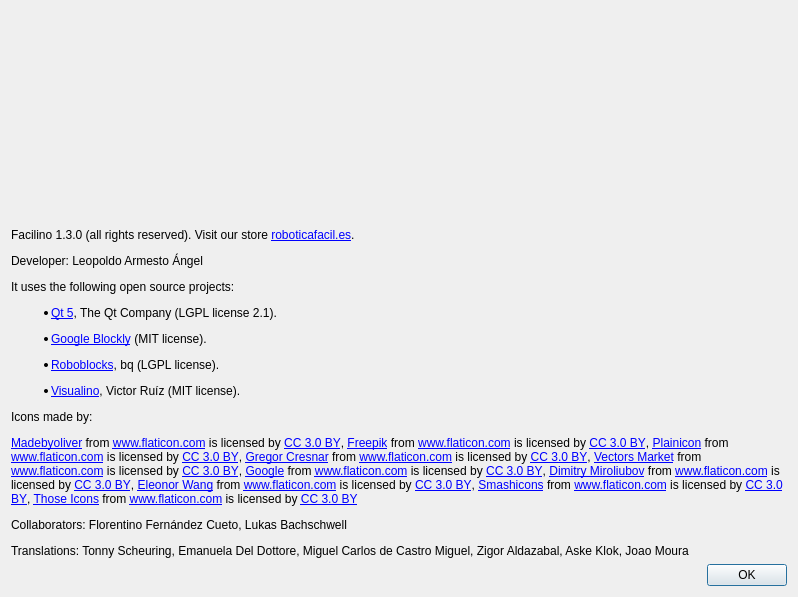
Qt form src/aboutdialog.ui (roboticafacil/facilino) before a commit.
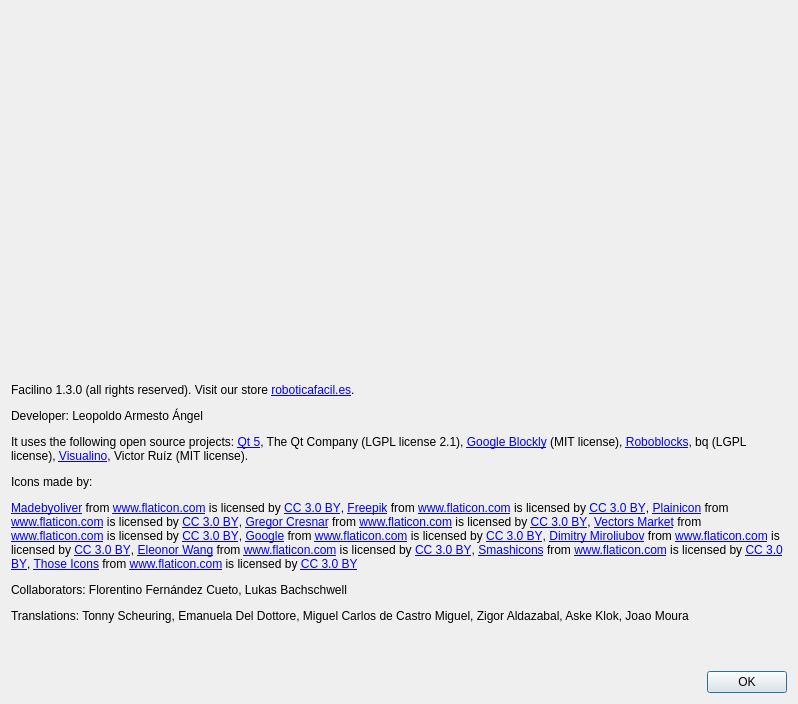
The same form after that commit. Icons and pictures are not drawn.

Commit message: modified:   src/aboutdialog.ui 	modified:   ts/facilino_ca-es.ts 	modified:   ts/facilino_es-es.ts

Patch:
```diff
--- a/src/aboutdialog.ui
+++ b/src/aboutdialog.ui
@@ -7,7 +7,7 @@
     <x>0</x>
     <y>0</y>
     <width>798</width>
-    <height>597</height>
+    <height>704</height>
    </rect>
   </property>
   <property name="windowTitle">
@@ -39,7 +39,7 @@
    <item>
     <widget class="QLabel" name="label_4">
      <property name="text">
-      <string>&lt;html&gt;&lt;head/&gt;&lt;body&gt;&lt;p&gt;Facilino 1.3.0 (all rights reserved). Visit our store &lt;a href=&quot;https://roboticafacil.es&quot;&gt;&lt;span style=&quot; text-decoration: underline; color:#0000ff;&quot;&gt;roboticafacil.es&lt;/span&gt;&lt;/a&gt;.&lt;/p&gt;&lt;p&gt;Developer: Leopoldo Armesto Ángel&lt;/p&gt;&lt;p&gt;It uses the following open source projects:&lt;/p&gt;&lt;ul style=&quot;margin-top: 0px; margin-bottom: 0px; margin-left: 0px; margin-right: 0px; -qt-list-indent: 1;&quot;&gt;&lt;li style=&quot; margin-top:12px; margin-bottom:0px; margin-left:0px; margin-right:0px; -qt-block-indent:0; text-indent:0px;&quot;&gt;&lt;a href=&quot;http://www.qt.io/&quot;&gt;&lt;span style=&quot; text-decoration: underline; color:#0000ff;&quot;&gt;Qt 5&lt;/span&gt;&lt;/a&gt;, The Qt Company (LGPL license 2.1).&lt;/li&gt;&lt;li style=&quot; margin-top:12px; margin-bottom:0px; margin-left:0px; margin-right:0px; -qt-block-indent:0; text-indent:0px;&quot;&gt;&lt;a href=&quot;https://developers.google.com/blockly/&quot;&gt;&lt;span style=&quot; text-decoration: underline; color:#0000ff;&quot;&gt;Google Blockly&lt;/span&gt;&lt;/a&gt; (MIT license).&lt;/li&gt;&lt;li style=&quot; margin-top:12px; margin-bottom:0px; margin-left:0px; margin-right:0px; -qt-block-indent:0; text-indent:0px;&quot;&gt;&lt;a href=&quot;https://github.com/bq/roboblocks&quot;&gt;&lt;span style=&quot; text-decoration: underline; color:#0000ff;&quot;&gt;Roboblocks&lt;/span&gt;&lt;/a&gt;, bq (LGPL license).&lt;/li&gt;&lt;li style=&quot; margin-top:12px; margin-bottom:0px; margin-left:0px; margin-right:0px; -qt-block-indent:0; text-indent:0px;&quot;&gt;&lt;a href=&quot;http://visualino.net&quot;&gt;&lt;span style=&quot; text-decoration: underline; color:#0000ff;&quot;&gt;Visualino&lt;/span&gt;&lt;/a&gt;, Victor Ruíz (MIT license).&lt;/li&gt;&lt;/ul&gt;&lt;p&gt;Icons made by:&lt;/p&gt;&lt;p&gt;&lt;a href=&quot; http://www.flaticon.com/authors/madebyoliver&quot;&gt;&lt;span style=&quot; text-decoration: underline; color:#0000ff;&quot;&gt;Madebyoliver&lt;/span&gt;&lt;/a&gt; from &lt;a href=&quot; http://www.flaticon.com&quot;&gt;&lt;span style=&quot; text-decoration: underline; color:#0000ff;&quot;&gt;www.flaticon.com&lt;/span&gt;&lt;/a&gt; is licensed by &lt;a href=&quot;http://creativecommons.org/licenses/by/3.0/&quot;&gt;&lt;span style=&quot; text-decoration: underline; color:#0000ff;&quot;&gt;CC 3.0 BY&lt;/span&gt;&lt;/a&gt;, &lt;a href=&quot;http://www.freepik.com&quot;&gt;&lt;span style=&quot; text-decoration: underline; color:#0000ff;&quot;&gt;Freepik&lt;/span&gt;&lt;/a&gt; from &lt;a href=&quot; http://www.flaticon.com&quot;&gt;&lt;span style=&quot; text-decoration: underline; color:#0000ff;&quot;&gt;www.flaticon.com&lt;/span&gt;&lt;/a&gt; is licensed by &lt;a href=&quot;http://creativecommons.org/licenses/by/3.0/&quot;&gt;&lt;span style=&quot; text-decoration: underline; color:#0000ff;&quot;&gt;CC 3.0 BY&lt;/span&gt;&lt;/a&gt;, &lt;a href=&quot;http://www.flaticon.com/authors/plainicon&quot;&gt;&lt;span style=&quot; text-decoration: underline; color:#0000ff;&quot;&gt;Plainicon&lt;/span&gt;&lt;/a&gt; from &lt;a href=&quot; http://www.flaticon.com&quot;&gt;&lt;span style=&quot; text-decoration: underline; color:#0000ff;&quot;&gt;www.flaticon.com&lt;/span&gt;&lt;/a&gt; is licensed by &lt;a href=&quot;http://creativecommons.org/licenses/by/3.0/&quot;&gt;&lt;span style=&quot; text-decoration: underline; color:#0000ff;&quot;&gt;CC 3.0 BY&lt;/span&gt;&lt;/a&gt;, &lt;a href=&quot;http://www.flaticon.com/authors/gregor-cresnar&quot;&gt;&lt;span style=&quot; text-decoration: underline; color:#0000ff;&quot;&gt;Gregor Cresnar&lt;/span&gt;&lt;/a&gt; from &lt;a href=&quot; http://www.flaticon.com&quot;&gt;&lt;span style=&quot; text-decoration: underline; color:#0000ff;&quot;&gt;www.flaticon.com&lt;/span&gt;&lt;/a&gt; is licensed by &lt;a href=&quot;http://creativecommons.org/licenses/by/3.0/&quot;&gt;&lt;span style=&quot; text-decoration: underline; color:#0000ff;&quot;&gt;CC 3.0 BY&lt;/span&gt;&lt;/a&gt;, &lt;a href=&quot;http://www.flaticon.com/authors/vectors-market&quot;&gt;&lt;span style=&quot; text-decoration: underline; color:#0000ff;&quot;&gt;Vectors Market&lt;/span&gt;&lt;/a&gt; from &lt;a href=&quot; http://www.flaticon.com&quot;&gt;&lt;span style=&quot; text-decoration: underline; color:#0000ff;&quot;&gt;www.flaticon.com&lt;/span&gt;&lt;/a&gt; is licensed by &lt;a href=&quot;http://creativecommons.org/licenses/by/3.0/&quot;&gt;&lt;span style=&quot; text-decoration: underline; color:#0000ff;&quot;&gt;CC 3.0 BY&lt;/span&gt;&lt;/a&gt;, &lt;a href=&quot; http://www.flaticon.com/authors/google&quot;&gt;&lt;span style=&quot; text-decoration: underline; color:#0000ff;&quot;&gt;Google&lt;/span&gt;&lt;/a&gt; from &lt;a href=&quot; http://www.flaticon.com&quot;&gt;&lt;span style=&quot; text-decoration: underline; color:#0000ff;&quot;&gt;www.flaticon.com&lt;/span&gt;&lt;/a&gt; is licensed by &lt;a href=&quot;http://creativecommons.org/licenses/by/3.0/&quot;&gt;&lt;span style=&quot; text-decoration: underline; color:#0000ff;&quot;&gt;CC 3.0 BY&lt;/span&gt;&lt;/a&gt;, &lt;a href=&quot;http://www.flaticon.com/authors/dimitry-miroliubov&quot;&gt;&lt;span style=&quot; text-decoration: underline; color:#0000ff;&quot;&gt;Dimitry Miroliubov&lt;/span&gt;&lt;/a&gt; from &lt;a href=&quot;http://www.flaticon.com&quot;&gt;&lt;span style=&quot; text-decoration: underline; color:#0000ff;&quot;&gt;www.flaticon.com&lt;/span&gt;&lt;/a&gt; is licensed by &lt;a href=&quot;http://creativecommons.org/licenses/by/3.0/&quot;&gt;&lt;span style=&quot; text-decoration: underline; color:#0000ff;&quot;&gt;CC 3.0 BY&lt;/span&gt;&lt;/a&gt;, &lt;a href=&quot; https://www.flaticon.com/authors/eleonor-wang&quot;&gt;&lt;span style=&quot; text-decoration: underline; color:#0000ff;&quot;&gt;Eleonor Wang&lt;/span&gt;&lt;/a&gt; from &lt;a href=&quot;http://www.flaticon.com&quot;&gt;&lt;span style=&quot; text-decoration: underline; color:#0000ff;&quot;&gt;www.flaticon.com&lt;/span&gt;&lt;/a&gt; is licensed by &lt;a href=&quot;http://creativecommons.org/licenses/by/3.0/&quot;&gt;&lt;span style=&quot; text-decoration: underline; color:#0000ff;&quot;&gt;CC 3.0 BY&lt;/span&gt;&lt;/a&gt;, &lt;a href=&quot;https://www.flaticon.com/authors/smashicons&quot;&gt;&lt;span style=&quot; text-decoration: underline; color:#0000ff;&quot;&gt;Smashicons&lt;/span&gt;&lt;/a&gt; from &lt;a href=&quot;http://www.flaticon.com&quot;&gt;&lt;span style=&quot; text-decoration: underline; color:#0000ff;&quot;&gt;www.flaticon.com&lt;/span&gt;&lt;/a&gt; is licensed by &lt;a href=&quot;http://creativecommons.org/licenses/by/3.0/&quot;&gt;&lt;span style=&quot; text-decoration: underline; color:#0000ff;&quot;&gt;CC 3.0 BY&lt;/span&gt;&lt;/a&gt;, &lt;a href=&quot;https://www.flaticon.com/authors/those-icons&quot;&gt;&lt;span style=&quot; text-decoration: underline; color:#0000ff;&quot;&gt;Those Icons&lt;/span&gt;&lt;/a&gt; from &lt;a href=&quot;http://www.flaticon.com&quot;&gt;&lt;span style=&quot; text-decoration: underline; color:#0000ff;&quot;&gt;www.flaticon.com&lt;/span&gt;&lt;/a&gt; is licensed by &lt;a href=&quot;http://creativecommons.org/licenses/by/3.0/&quot;&gt;&lt;span style=&quot; text-decoration: underline; color:#0000ff;&quot;&gt;CC 3.0 BY&lt;/span&gt;&lt;/a&gt;&lt;/p&gt;&lt;p&gt;Collaborators: Florentino Fernández Cueto, Lukas Bachschwell&lt;/p&gt;&lt;p&gt;Translations: Tonny Scheuring, Emanuela Del Dottore, Miguel Carlos de Castro Miguel, Zigor Aldazabal, Aske Klok, Joao Moura&lt;/p&gt;&lt;/body&gt;&lt;/html&gt;</string>
+      <string>&lt;html&gt;&lt;head/&gt;&lt;body&gt;&lt;p&gt;Facilino 1.3.0 (all rights reserved). Visit our store &lt;a href=&quot;https://roboticafacil.es&quot;&gt;&lt;span style=&quot; text-decoration: underline; color:#0000ff;&quot;&gt;roboticafacil.es&lt;/span&gt;&lt;/a&gt;.&lt;/p&gt;&lt;p&gt;Developer: Leopoldo Armesto Ángel&lt;/p&gt;&lt;p&gt;It uses the following open source projects: &lt;a href=&quot;http://www.qt.io/&quot;&gt;&lt;span style=&quot; text-decoration: underline; color:#0000ff;&quot;&gt;Qt 5&lt;/span&gt;&lt;/a&gt;, The Qt Company (LGPL license 2.1), &lt;a href=&quot;https://developers.google.com/blockly/&quot;&gt;&lt;span style=&quot; text-decoration: underline; color:#0000ff;&quot;&gt;Google Blockly&lt;/span&gt;&lt;/a&gt; (MIT license), &lt;a href=&quot;https://github.com/bq/roboblocks&quot;&gt;&lt;span style=&quot; text-decoration: underline; color:#0000ff;&quot;&gt;Roboblocks&lt;/span&gt;&lt;/a&gt;, bq (LGPL license), &lt;a href=&quot;http://visualino.net&quot;&gt;&lt;span style=&quot; text-decoration: underline; color:#0000ff;&quot;&gt;Visualino&lt;/span&gt;&lt;/a&gt;, Victor Ruíz (MIT license).&lt;/p&gt;&lt;p&gt;Icons made by:&lt;/p&gt;&lt;p&gt;&lt;a href=&quot; http://www.flaticon.com/authors/madebyoliver&quot;&gt;&lt;span style=&quot; text-decoration: underline; color:#0000ff;&quot;&gt;Madebyoliver&lt;/span&gt;&lt;/a&gt; from &lt;a href=&quot; http://www.flaticon.com&quot;&gt;&lt;span style=&quot; text-decoration: underline; color:#0000ff;&quot;&gt;www.flaticon.com&lt;/span&gt;&lt;/a&gt; is licensed by &lt;a href=&quot;http://creativecommons.org/licenses/by/3.0/&quot;&gt;&lt;span style=&quot; text-decoration: underline; color:#0000ff;&quot;&gt;CC 3.0 BY&lt;/span&gt;&lt;/a&gt;, &lt;a href=&quot;http://www.freepik.com&quot;&gt;&lt;span style=&quot; text-decoration: underline; color:#0000ff;&quot;&gt;Freepik&lt;/span&gt;&lt;/a&gt; from &lt;a href=&quot; http://www.flaticon.com&quot;&gt;&lt;span style=&quot; text-decoration: underline; color:#0000ff;&quot;&gt;www.flaticon.com&lt;/span&gt;&lt;/a&gt; is licensed by &lt;a href=&quot;http://creativecommons.org/licenses/by/3.0/&quot;&gt;&lt;span style=&quot; text-decoration: underline; color:#0000ff;&quot;&gt;CC 3.0 BY&lt;/span&gt;&lt;/a&gt;, &lt;a href=&quot;http://www.flaticon.com/authors/plainicon&quot;&gt;&lt;span style=&quot; text-decoration: underline; color:#0000ff;&quot;&gt;Plainicon&lt;/span&gt;&lt;/a&gt; from &lt;a href=&quot; http://www.flaticon.com&quot;&gt;&lt;span style=&quot; text-decoration: underline; color:#0000ff;&quot;&gt;www.flaticon.com&lt;/span&gt;&lt;/a&gt; is licensed by &lt;a href=&quot;http://creativecommons.org/licenses/by/3.0/&quot;&gt;&lt;span style=&quot; text-decoration: underline; color:#0000ff;&quot;&gt;CC 3.0 BY&lt;/span&gt;&lt;/a&gt;, &lt;a href=&quot;http://www.flaticon.com/authors/gregor-cresnar&quot;&gt;&lt;span style=&quot; text-decoration: underline; color:#0000ff;&quot;&gt;Gregor Cresnar&lt;/span&gt;&lt;/a&gt; from &lt;a href=&quot; http://www.flaticon.com&quot;&gt;&lt;span style=&quot; text-decoration: underline; color:#0000ff;&quot;&gt;www.flaticon.com&lt;/span&gt;&lt;/a&gt; is licensed by &lt;a href=&quot;http://creativecommons.org/licenses/by/3.0/&quot;&gt;&lt;span style=&quot; text-decoration: underline; color:#0000ff;&quot;&gt;CC 3.0 BY&lt;/span&gt;&lt;/a&gt;, &lt;a href=&quot;http://www.flaticon.com/authors/vectors-market&quot;&gt;&lt;span style=&quot; text-decoration: underline; color:#0000ff;&quot;&gt;Vectors Market&lt;/span&gt;&lt;/a&gt; from &lt;a href=&quot; http://www.flaticon.com&quot;&gt;&lt;span style=&quot; text-decoration: underline; color:#0000ff;&quot;&gt;www.flaticon.com&lt;/span&gt;&lt;/a&gt; is licensed by &lt;a href=&quot;http://creativecommons.org/licenses/by/3.0/&quot;&gt;&lt;span style=&quot; text-decoration: underline; color:#0000ff;&quot;&gt;CC 3.0 BY&lt;/span&gt;&lt;/a&gt;, &lt;a href=&quot; http://www.flaticon.com/authors/google&quot;&gt;&lt;span style=&quot; text-decoration: underline; color:#0000ff;&quot;&gt;Google&lt;/span&gt;&lt;/a&gt; from &lt;a href=&quot; http://www.flaticon.com&quot;&gt;&lt;span style=&quot; text-decoration: underline; color:#0000ff;&quot;&gt;www.flaticon.com&lt;/span&gt;&lt;/a&gt; is licensed by &lt;a href=&quot;http://creativecommons.org/licenses/by/3.0/&quot;&gt;&lt;span style=&quot; text-decoration: underline; color:#0000ff;&quot;&gt;CC 3.0 BY&lt;/span&gt;&lt;/a&gt;, &lt;a href=&quot;http://www.flaticon.com/authors/dimitry-miroliubov&quot;&gt;&lt;span style=&quot; text-decoration: underline; color:#0000ff;&quot;&gt;Dimitry Miroliubov&lt;/span&gt;&lt;/a&gt; from &lt;a href=&quot;http://www.flaticon.com&quot;&gt;&lt;span style=&quot; text-decoration: underline; color:#0000ff;&quot;&gt;www.flaticon.com&lt;/span&gt;&lt;/a&gt; is licensed by &lt;a href=&quot;http://creativecommons.org/licenses/by/3.0/&quot;&gt;&lt;span style=&quot; text-decoration: underline; color:#0000ff;&quot;&gt;CC 3.0 BY&lt;/span&gt;&lt;/a&gt;, &lt;a href=&quot; https://www.flaticon.com/authors/eleonor-wang&quot;&gt;&lt;span style=&quot; text-decoration: underline; color:#0000ff;&quot;&gt;Eleonor Wang&lt;/span&gt;&lt;/a&gt; from &lt;a href=&quot;http://www.flaticon.com&quot;&gt;&lt;span style=&quot; text-decoration: underline; color:#0000ff;&quot;&gt;www.flaticon.com&lt;/span&gt;&lt;/a&gt; is licensed by &lt;a href=&quot;http://creativecommons.org/licenses/by/3.0/&quot;&gt;&lt;span style=&quot; text-decoration: underline; color:#0000ff;&quot;&gt;CC 3.0 BY&lt;/span&gt;&lt;/a&gt;, &lt;a href=&quot;https://www.flaticon.com/authors/smashicons&quot;&gt;&lt;span style=&quot; text-decoration: underline; color:#0000ff;&quot;&gt;Smashicons&lt;/span&gt;&lt;/a&gt; from &lt;a href=&quot;http://www.flaticon.com&quot;&gt;&lt;span style=&quot; text-decoration: underline; color:#0000ff;&quot;&gt;www.flaticon.com&lt;/span&gt;&lt;/a&gt; is licensed by &lt;a href=&quot;http://creativecommons.org/licenses/by/3.0/&quot;&gt;&lt;span style=&quot; text-decoration: underline; color:#0000ff;&quot;&gt;CC 3.0 BY&lt;/span&gt;&lt;/a&gt;, &lt;a href=&quot;https://www.flaticon.com/authors/those-icons&quot;&gt;&lt;span style=&quot; text-decoration: underline; color:#0000ff;&quot;&gt;Those Icons&lt;/span&gt;&lt;/a&gt; from &lt;a href=&quot;http://www.flaticon.com&quot;&gt;&lt;span style=&quot; text-decoration: underline; color:#0000ff;&quot;&gt;www.flaticon.com&lt;/span&gt;&lt;/a&gt; is licensed by &lt;a href=&quot;http://creativecommons.org/licenses/by/3.0/&quot;&gt;&lt;span style=&quot; text-decoration: underline; color:#0000ff;&quot;&gt;CC 3.0 BY&lt;/span&gt;&lt;/a&gt;&lt;/p&gt;&lt;p&gt;Collaborators: Florentino Fernández Cueto, Lukas Bachschwell&lt;/p&gt;&lt;p&gt;Translations: Tonny Scheuring, Emanuela Del Dottore, Miguel Carlos de Castro Miguel, Zigor Aldazabal, Aske Klok, Joao Moura&lt;/p&gt;&lt;/body&gt;&lt;/html&gt;</string>
      </property>
      <property name="wordWrap">
       <bool>true</bool>
```
The commit also changes 2 other files.
